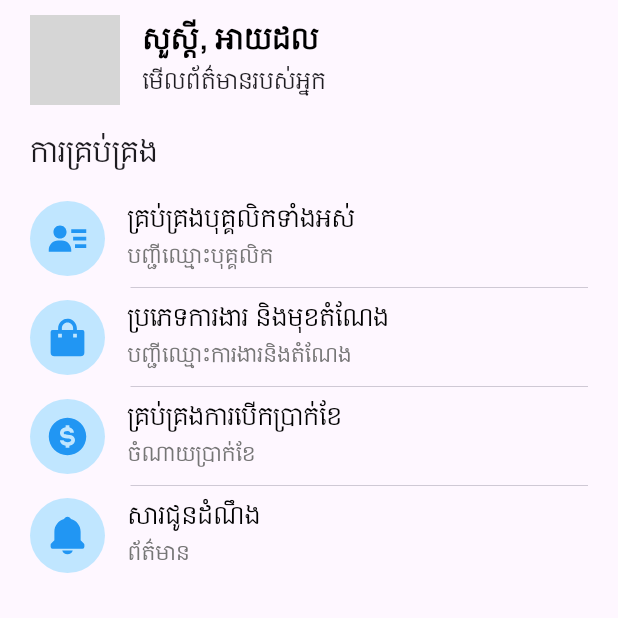
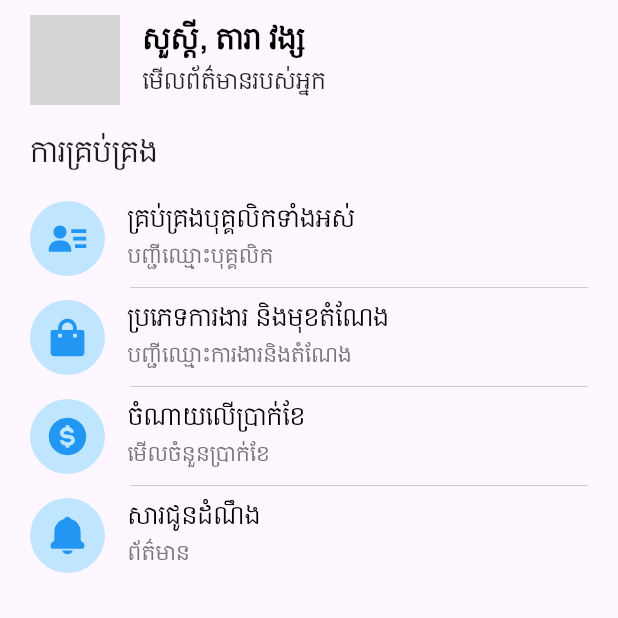
Before and after one commit to phuuhour/hrapp, a Flutter app: the DashboardScreen screen opened directly, on a phone screen of 412 x 824 dp, the top half of it. Run offline on Flutter 3.47's test engine with Material 3 defaults, Android fonts, the phone set to English and light mode, and no system bars; our stand-ins replace boxicons, hugeicons; network calls fail; grey boxes are pictures that could not be loaded.

Commit message:
fix something

```diff
--- a/lib/page/work_manage.dart
+++ b/lib/page/work_manage.dart
@@ -3,7 +3,6 @@ import 'package:flutter/cupertino.dart';
 import 'package:flutter/material.dart';
 import 'package:hr/page/addnew_work.dart';
 import 'package:hr/page/detail_work.dart';
-import 'package:hr/page/formadjustsalary.dart';
 import 'package:hr/widget/customListTIle.dart';
 import 'package:hr/widget/customTextField.dart';
 import 'package:hugeicons/hugeicons.dart';
--- a/lib/screen/dashboradScreen.dart
+++ b/lib/screen/dashboradScreen.dart
@@ -3,9 +3,9 @@ import 'package:flutter/cupertino.dart';
 import 'package:flutter/material.dart';
 import 'package:hr/page/employee_manage.dart';
 import 'package:hr/page/myprofile.dart';
+import 'package:hr/page/notification.dart';
 import 'package:hr/page/payroll_manage.dart';
 import 'package:hr/page/work_manage.dart';
-import 'package:hr/screen/loginScreen.dart';
 import 'package:hr/widget/customListTIle.dart';
 
 class DashboardScreen extends StatelessWidget {
@@ -25,7 +25,7 @@ class DashboardScreen extends StatelessWidget {
                   CircleAvatar(
                     radius: 30,
                     backgroundImage: NetworkImage(
-                      'https://scontent.fpnh11-2.fna.fbcdn.net/v/t39.30808-6/459855964_1218722905839890_5711816434029203503_n.jpg?stp=cp6_dst-jpg_tt6&_nc_cat=104&ccb=1-7&_nc_sid=6ee11a&_nc_eui2=AeHAYFN8L4rZL0ODqjswM_GCq2e-_u9bkfurZ77-71uR-6vzBHZwfS6n1AKUgs0hsbkrXPhkqwjf29G2_Fmfc8ui&_nc_ohc=m1aESqyAjAAQ7kNvgEMHe0c&_nc_oc=AdgcBFJzjDSE6gwcrURSnhVKVfsR_rH40BSn4fw6lxQ_qTHr2SgdLwjoo-GUDFFWeo4&_nc_zt=23&_nc_ht=scontent.fpnh11-2.fna&_nc_gid=AvMORiPn_cwj_RF3f31DIwn&oh=00_AYDu0D0ZRIiDTjhYJn0g2yHDuqmnzWczCcSAQGJwCH8VEQ&oe=67BB50F6',
+                      'https://i.pinimg.com/736x/b2/1e/d9/b21ed98a5eb1d86a1dd633eb2ef59522.jpg',
                     ),
                   ),
                   const SizedBox(width: 15),
@@ -33,7 +33,7 @@ class DashboardScreen extends StatelessWidget {
                     crossAxisAlignment: CrossAxisAlignment.start,
                     children: [
                       const Text(
-                        "សួស្ដី, អាយដល",
+                        "សួស្ដី, តារា វង្ស",
                         style: TextStyle(
                           fontSize: 18,
                           fontWeight: FontWeight.bold,
@@ -86,8 +86,8 @@ class DashboardScreen extends StatelessWidget {
               Divider(indent: 67, height: 0, thickness: 0.6),
               CustomListTile(
                 icon: Boxicons.bxs_dollar_circle,
-                title: "គ្រប់គ្រងការបើកប្រាក់ខែ",
-                subtitle: "ចំណាយប្រាក់ខែ",
+                title: "ចំណាយលើប្រាក់ខែ",
+                subtitle: "មើលចំនួនប្រាក់ខែ",
                 onPressed: () {
                   Navigator.push(
                     context,
@@ -100,7 +100,14 @@ class DashboardScreen extends StatelessWidget {
                 icon: Boxicons.bxs_bell,
                 title: "សារជូនដំណឹង",
                 subtitle: "ព័ត៌មាន",
-                onPressed: () {},
+                onPressed: () {
+                  Navigator.push(
+                    context,
+                    CupertinoPageRoute(
+                      builder: (context) => NotificationPage(),
+                    ),
+                  );
+                },
               ),
             ],
           ),
```
Also changed, not shown: lib/page/addnew_emp.dart (+3 -9 lines).
